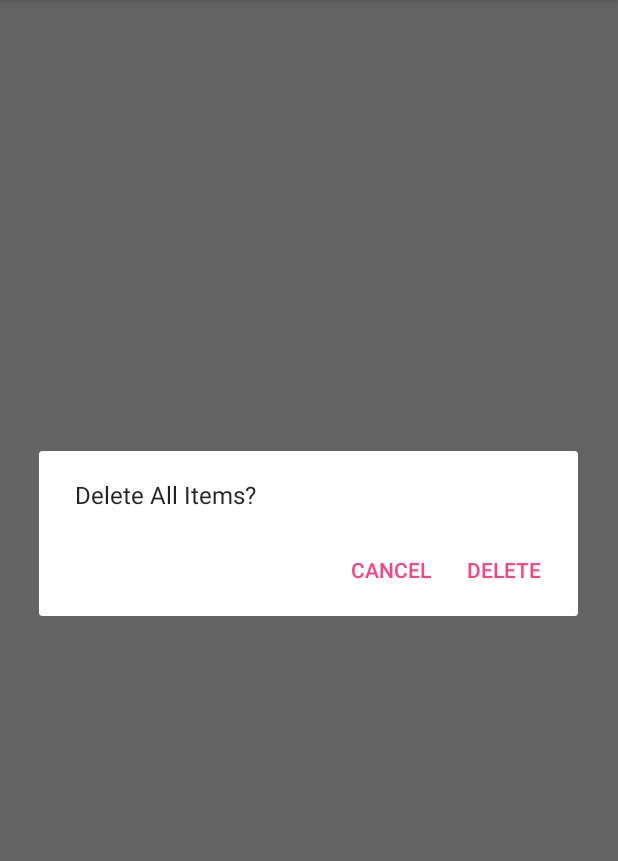
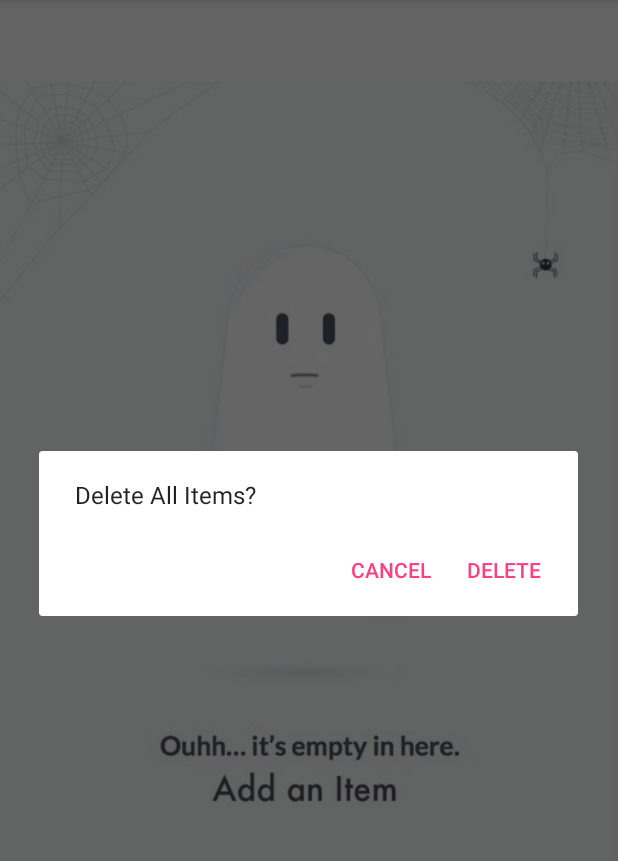
Before and after one commit to samuelhavard/Inventory, an Android app: the screen it shows after launch (MainActivity), in the options menu, after a tap on "Delete All Items", on a phone screen of 412 x 824 dp, the part 84-945 px from its top. Run offline under Robolectric (Android 15) with nearby library versions, the light colour scheme and no system bars.

Commit message:
Add empty set

```diff
--- a/app/src/main/java/com/example/android/inventory/Activity/MainActivity.java
+++ b/app/src/main/java/com/example/android/inventory/Activity/MainActivity.java
@@ -35,6 +35,9 @@ public class MainActivity extends AppCompatActivity
         setContentView(R.layout.activity_main);
 
         ListView inventoryListView = (ListView) findViewById(R.id.activity_main);
+        View emptyView = findViewById(R.id.empty_image_view);
+        inventoryListView.setEmptyView(emptyView);
+
         mInventoryCursorAdapter = new InventoryCursorAdapter(this, null);
         inventoryListView.setAdapter(mInventoryCursorAdapter);
 
--- a/app/src/main/res/layout/activity_main.xml
+++ b/app/src/main/res/layout/activity_main.xml
@@ -1,13 +1,26 @@
 <?xml version="1.0" encoding="utf-8"?>
-<ListView xmlns:android="http://schemas.android.com/apk/res/android"
+<RelativeLayout xmlns:android="http://schemas.android.com/apk/res/android"
     xmlns:tools="http://schemas.android.com/tools"
-    android:id="@+id/activity_main"
     android:layout_width="match_parent"
     android:layout_height="match_parent"
-    android:paddingBottom="@dimen/activity_vertical_margin"
-    android:paddingLeft="@dimen/activity_horizontal_margin"
-    android:paddingRight="@dimen/activity_horizontal_margin"
-    android:paddingTop="@dimen/activity_vertical_margin"
     tools:context="com.example.android.inventory.Activity.MainActivity">
 
-</ListView>
+    <ListView
+        android:layout_width="match_parent"
+        android:layout_height="match_parent"
+        android:id="@+id/activity_main"/>
+
+    <RelativeLayout
+        android:layout_width="match_parent"
+        android:layout_height="match_parent"
+        android:layout_centerInParent="true">
+
+        <ImageView
+            android:id="@+id/empty_image_view"
+            android:layout_width="match_parent"
+            android:layout_height="match_parent"
+            android:layout_centerHorizontal="true"
+            android:src="@drawable/empty_state_fotoflexer"/>
+    </RelativeLayout>
+
+</RelativeLayout>
```
Also changed, not shown: app/src/main/res/mipmap-hdpi/ic_launcher.png, app/src/main/res/mipmap-mdpi/ic_launcher.png, app/src/main/res/mipmap-xhdpi/ic_launcher.png, app/src/main/res/mipmap-xxhdpi/ic_launcher.png, app/src/main/res/mipmap-xxxhdpi/ic_launcher.png.
